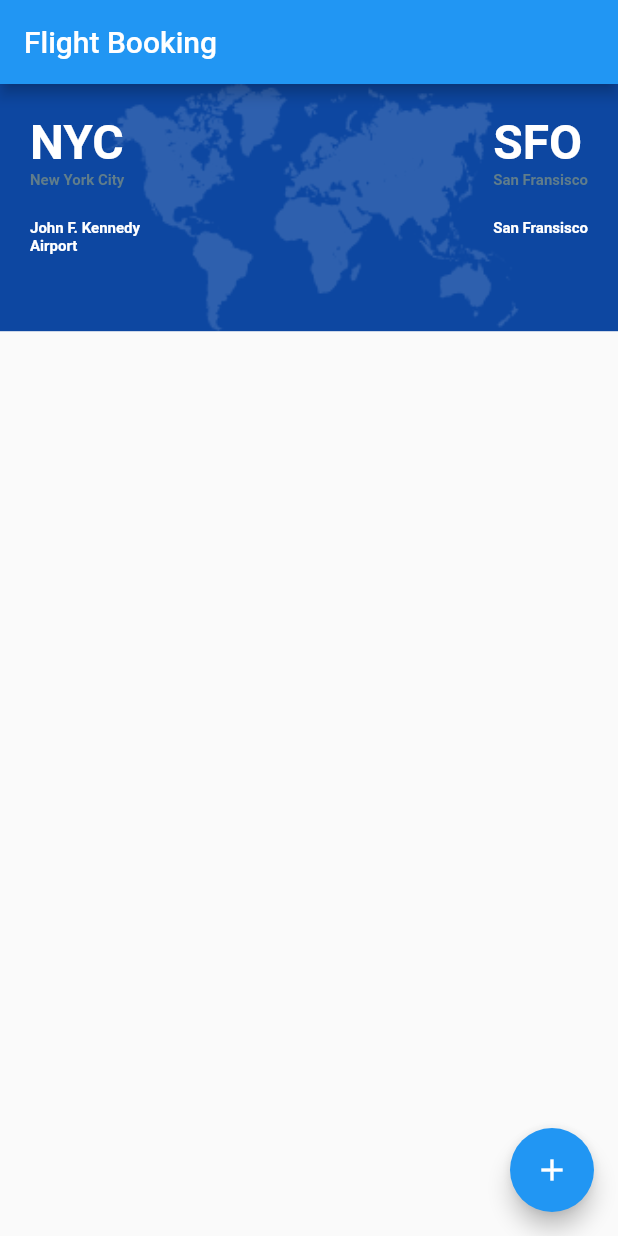
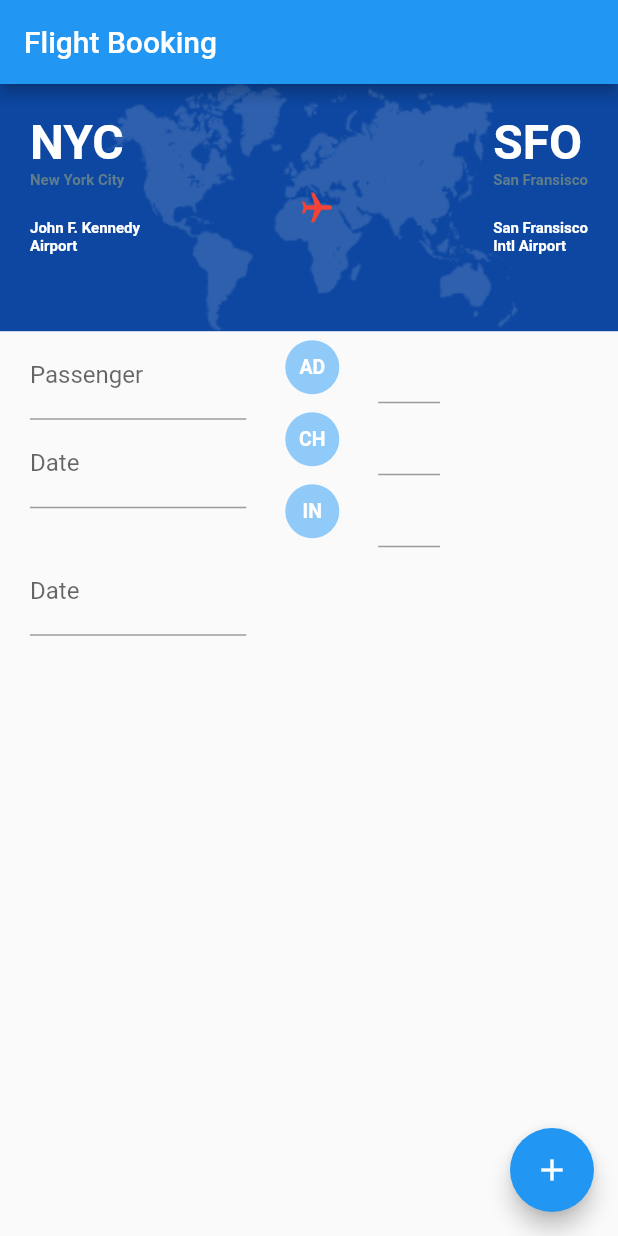
Before and after one commit to JosemyDuarte/flutter_flight_app, a Flutter app: the screen it shows after launch, on a phone screen of 412 x 824 dp. Run offline on Flutter 3.47's test engine with Material 2 defaults, Android fonts, the phone set to English and light mode, and no system bars.

Commit message:
WIP adding inputs - going to refactor

```diff
--- a/lib/main.dart
+++ b/lib/main.dart
@@ -1,4 +1,5 @@
 import 'package:flutter/material.dart';
+import 'package:flutter/services.dart';
 
 void main() => runApp(MyApp());
 
@@ -78,7 +79,7 @@ class _MyHomePageState extends State<MyHomePage> {
                   ),
                 ),
                 child: Row(
-                  crossAxisAlignment: CrossAxisAlignment.start,
+                  crossAxisAlignment: CrossAxisAlignment.center,
                   children: <Widget>[
                     Padding(
                       padding: const EdgeInsets.only(top: 20, left: 20),
@@ -112,6 +113,14 @@ class _MyHomePageState extends State<MyHomePage> {
                       ),
                     ),
                     Spacer(),
+                    Transform.rotate(
+                      angle: 90 * 3.141516 / 180,
+                      child: Icon(
+                        Icons.airplanemode_active,
+                        color: Colors.red,
+                      ),
+                    ),
+                    Spacer(),
                     Padding(
                       padding: const EdgeInsets.only(top: 20, right: 20),
                       child: Column(
@@ -132,18 +141,70 @@ class _MyHomePageState extends State<MyHomePage> {
                                 fontSize: 10),
                             textAlign: TextAlign.left,
                           ),
+                          Text(
+                            "Intl Airport",
+                            style: Theme.of(context).textTheme.body1.copyWith(
+                                fontWeight: FontWeight.bold,
+                                color: Colors.white,
+                                fontSize: 10),
+                            textAlign: TextAlign.left,
+                          ),
                         ],
                       ),
                     )
                   ],
                 ),
               ),
-              Container(
-                decoration: BoxDecoration(
-                  color: Colors.red,
-                  borderRadius: BorderRadius.circular(8.0),
+              Padding(
+                padding: const EdgeInsets.only(right: 20, left: 20),
+                child: Container(
+                  child: Column(
+                    crossAxisAlignment: CrossAxisAlignment.start,
+                    mainAxisAlignment: MainAxisAlignment.start,
+                    children: <Widget>[
+                      Row(
+                        crossAxisAlignment: CrossAxisAlignment.start,
+                        mainAxisAlignment: MainAxisAlignment.start,
+                        children: <Widget>[
+                          Column(
+                            crossAxisAlignment: CrossAxisAlignment.start,
+                            mainAxisAlignment: MainAxisAlignment.start,
+                            children: <Widget>[
+                              Container(
+                                width: MediaQuery.of(context).size.width * 0.35,
+                                child: TextFormField(
+                                  decoration:
+                                      InputDecoration(labelText: 'Passenger'),
+                                ),
+                              ),
+                              Container(
+                                width: MediaQuery.of(context).size.width * 0.35,
+                                child: TextFormField(
+                                  decoration:
+                                      InputDecoration(labelText: 'Date'),
+                                ),
+                              ),
+                            ],
+                          ),
+                          Column(
+                            children: <Widget>[
+                              PassengersInput("AD"),
+                              PassengersInput("CH"),
+                              PassengersInput("IN"),
+                            ],
+                          ),
+                        ],
+                      ),
+                      Container(
+                        width: MediaQuery.of(context).size.width * 0.35,
+                        child: TextFormField(
+                          decoration: InputDecoration(labelText: 'Date'),
+                        ),
+                      ),
+                    ],
+                  ),
                 ),
-              )
+              ),
             ],
           ),
         ),
@@ -153,6 +214,48 @@ class _MyHomePageState extends State<MyHomePage> {
         tooltip: 'Increment',
         child: Icon(Icons.add),
       ), // This trailing comma makes auto-formatting nicer for build methods.
+    );
+  }
+}
+
+class PassengersInput extends StatelessWidget {
+  final String _title;
+
+  const PassengersInput(
+    this._title, {
+    Key key,
+  }) : super(key: key);
+
+  @override
+  Widget build(BuildContext context) {
+    return Container(
+      width: MediaQuery.of(context).size.width * 0.5,
+      child: Row(
+        children: <Widget>[
+          new RawMaterialButton(
+            onPressed: () {},
+            child: Text(
+              _title,
+              style: Theme.of(context).textTheme.body1.copyWith(
+                  fontWeight: FontWeight.bold,
+                  color: Colors.white,
+                  fontSize: 13),
+            ),
+            shape: new CircleBorder(),
+            elevation: 0,
+            fillColor: Colors.blue[200],
+            padding: const EdgeInsets.all(10.0),
+          ),
+          Container(
+            width: MediaQuery.of(context).size.width * 0.10,
+            child: TextFormField(
+              keyboardType: TextInputType.number,
+              inputFormatters: [WhitelistingTextInputFormatter.digitsOnly],
+              decoration: InputDecoration(),
+            ),
+          ),
+        ],
+      ),
     );
   }
 }
```
